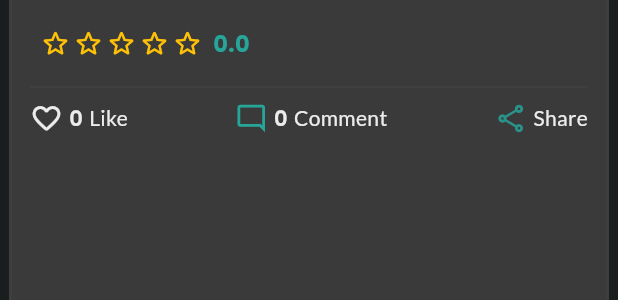
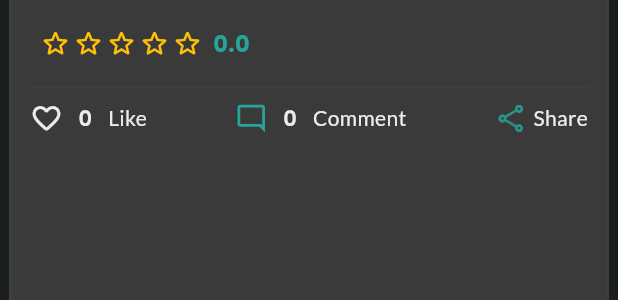
Before and after one commit to OTSO7/Vaella, a Flutter app: the PostCard widget shown alone on an empty page, opened directly with empty values, on a phone screen of 412 x 824 dp. Shown: the part 249-549 px from the top of the screen. Run offline on Flutter 3.47's test engine with Material 3 defaults, Android fonts, the light colour scheme and no system bars; our stand-ins replace cached_network_image, cloud_firestore, dio, equatable, firebase_auth, firebase_core and 10 more; missing offline and left inert: flutter_map_marker_cluster; accounts and stored records are empty; project files that could hold a hidden picture were left out.

Commit message:
paranneltiin tykkäys- ja kommentointi toimintoja

```diff
--- a/lib/widgets/post_card.dart
+++ b/lib/widgets/post_card.dart
@@ -36,11 +36,13 @@ class PostCard extends StatefulWidget {
 class _PostCardState extends State<PostCard> {
   bool _isLiked = false;
   int _likeCount = 0;
+  bool _likeLoading = false;
 
   @override
   void initState() {
     super.initState();
     _updateStateFromWidget();
+    _listenToLikes();
   }
 
   @override
@@ -48,6 +50,7 @@ class _PostCardState extends State<PostCard> {
     super.didUpdateWidget(oldWidget);
     if (widget.post.id != oldWidget.post.id) {
       _updateStateFromWidget();
+      _listenToLikes();
     }
   }
 
@@ -60,23 +63,56 @@ class _PostCardState extends State<PostCard> {
     }
   }
 
-  void _toggleLike() {
+  void _listenToLikes() {
+    // Päivitä tykkäystila reaaliaikaisesti
+    FirebaseFirestore.instance
+        .collection('posts')
+        .doc(widget.post.id)
+        .snapshots()
+        .listen((doc) {
+      if (!mounted) return;
+      final data = doc.data() as Map<String, dynamic>?;
+      if (data == null) return;
+      final likes = List<String>.from(data['likes'] ?? []);
+      setState(() {
+        _likeCount = likes.length;
+        _isLiked = widget.currentUserId != null &&
+            likes.contains(widget.currentUserId);
+      });
+    });
+  }
+
+  Future<void> _toggleLike() async {
+    if (_likeLoading) return;
     if (widget.currentUserId == null) {
       ScaffoldMessenger.of(context).showSnackBar(
           const SnackBar(content: Text("Please log in to like posts.")));
       return;
     }
     setState(() {
-      if (_isLiked) {
-        _likeCount--;
-        _isLiked = false;
-        widget.post.likes.remove(widget.currentUserId);
+      _likeLoading = true;
+    });
+
+    final postRef =
+        FirebaseFirestore.instance.collection('posts').doc(widget.post.id);
+
+    await FirebaseFirestore.instance.runTransaction((transaction) async {
+      final freshSnap = await transaction.get(postRef);
+      final likes = List<String>.from(freshSnap['likes'] ?? []);
+      bool isLikedNow = likes.contains(widget.currentUserId);
+
+      if (isLikedNow) {
+        likes.remove(widget.currentUserId);
       } else {
-        _likeCount++;
-        _isLiked = true;
-        widget.post.likes.add(widget.currentUserId!);
+        likes.add(widget.currentUserId!);
       }
+      transaction.update(postRef, {'likes': likes});
     });
+
+    setState(() {
+      _likeLoading = false;
+    });
+    // Reaaliaikainen listener päivittää _isLiked ja _likeCount
   }
 
   String _getTimeAgo(DateTime dateTime) {
@@ -357,16 +393,33 @@ class _PostCardState extends State<PostCard> {
                   child: Row(
                     mainAxisAlignment: MainAxisAlignment.spaceBetween,
                     children: [
-                      _socialAction(
-                        icon: _isLiked
-                            ? Icons.favorite_rounded
-                            : Icons.favorite_outline_rounded,
-                        color: _isLiked
-                            ? theme.colorScheme.error
-                            : theme.colorScheme.onSurfaceVariant,
-                        count: _likeCount,
-                        label: "Like",
+                      GestureDetector(
                         onTap: _toggleLike,
+                        child: Row(
+                          children: [
+                            Icon(
+                              _isLiked
+                                  ? Icons.favorite_rounded
+                                  : Icons.favorite_outline_rounded,
+                              color: _isLiked
+                                  ? theme.colorScheme.error
+                                  : theme.colorScheme.onSurfaceVariant,
+                              size: 22,
+                            ),
+                            const SizedBox(width: 4),
+                            SizedBox(
+                              width: 22, // Kiinteä leveys numerolle
+                              child: Text(
+                                '$_likeCount',
+                                textAlign: TextAlign.center,
+                                style: GoogleFonts.poppins(
+                                    fontWeight: FontWeight.w600),
+                              ),
+                            ),
+                            const SizedBox(width: 4),
+                            Text("Like", style: GoogleFonts.lato(fontSize: 14)),
+                          ],
+                        ),
                       ),
                       // --- Kommenttien määrä reaaliaikaisesti ---
                       StreamBuilder<DocumentSnapshot>(
@@ -455,6 +508,8 @@ class _PostCardState extends State<PostCard> {
     String? label,
     VoidCallback? onTap,
   }) {
+    // Kiinteä leveys numerolle, jotta layout ei skaalaudu
+    const double numberWidth = 22;
     return GestureDetector(
       onTap: onTap,
       child: Row(
@@ -462,8 +517,14 @@ class _PostCardState extends State<PostCard> {
           Icon(icon, size: 22, color: color),
           if (count != null) ...[
             const SizedBox(width: 4),
-            Text('$count',
-                style: GoogleFonts.poppins(fontWeight: FontWeight.w600)),
+            SizedBox(
+              width: numberWidth,
+              child: Text(
+                '$count',
+                textAlign: TextAlign.center,
+                style: GoogleFonts.poppins(fontWeight: FontWeight.w600),
+              ),
+            ),
           ],
           if (label != null) ...[
             const SizedBox(width: 4),
```
Also changed, not shown: lib/widgets/comments_bottom_sheet.dart (+6 -3 lines).
